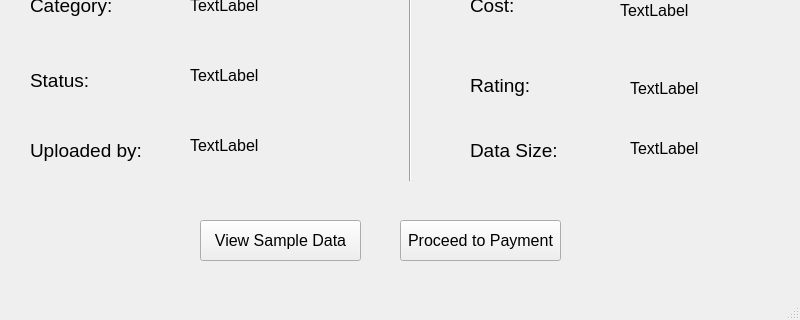
First picture: the form in purchase_window.ui, repository SyedMTaseen/DataSeed, before the edit; both pictures show x 0 to 800 and y 280 to 600 of the 800 by 600 pixel window.
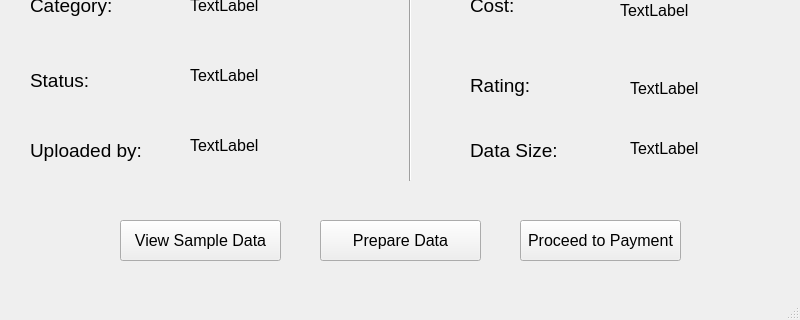
Second picture: the form after the edit.

```diff
--- a/purchase_window.ui
+++ b/purchase_window.ui
@@ -239,7 +239,7 @@
    <widget class="QPushButton" name="viewdatabtn">
     <property name="geometry">
      <rect>
-      <x>200</x>
+      <x>120</x>
       <y>500</y>
       <width>161</width>
       <height>41</height>
@@ -257,7 +257,7 @@
    <widget class="QPushButton" name="pushButton_2">
     <property name="geometry">
      <rect>
-      <x>400</x>
+      <x>520</x>
       <y>500</y>
       <width>161</width>
       <height>41</height>
@@ -334,6 +334,24 @@
      <enum>Qt::Vertical</enum>
     </property>
    </widget>
+   <widget class="QPushButton" name="preparebtn">
+    <property name="geometry">
+     <rect>
+      <x>320</x>
+      <y>500</y>
+      <width>161</width>
+      <height>41</height>
+     </rect>
+    </property>
+    <property name="font">
+     <font>
+      <pointsize>12</pointsize>
+     </font>
+    </property>
+    <property name="text">
+     <string>Prepare Data</string>
+    </property>
+   </widget>
   </widget>
   <widget class="QMenuBar" name="menubar">
    <property name="geometry">
```
Left out of the diff: 2 changed lines with no effect on the pictures.
